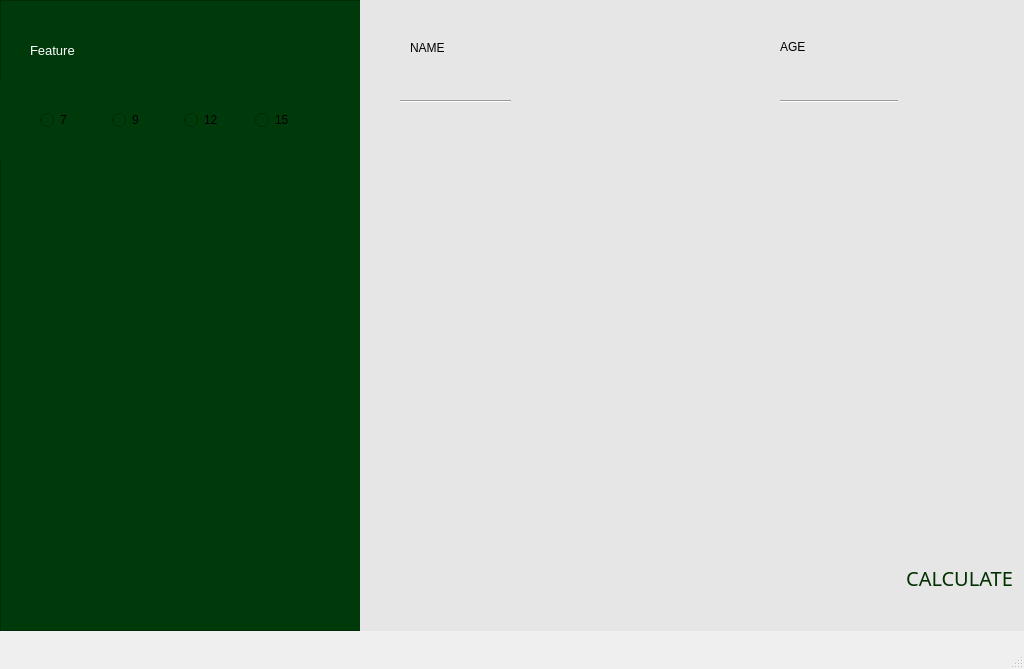
Before: the Qt Designer form UIDesign.ui in burakhotan/CapstoneProject, drawn with Qt 5.
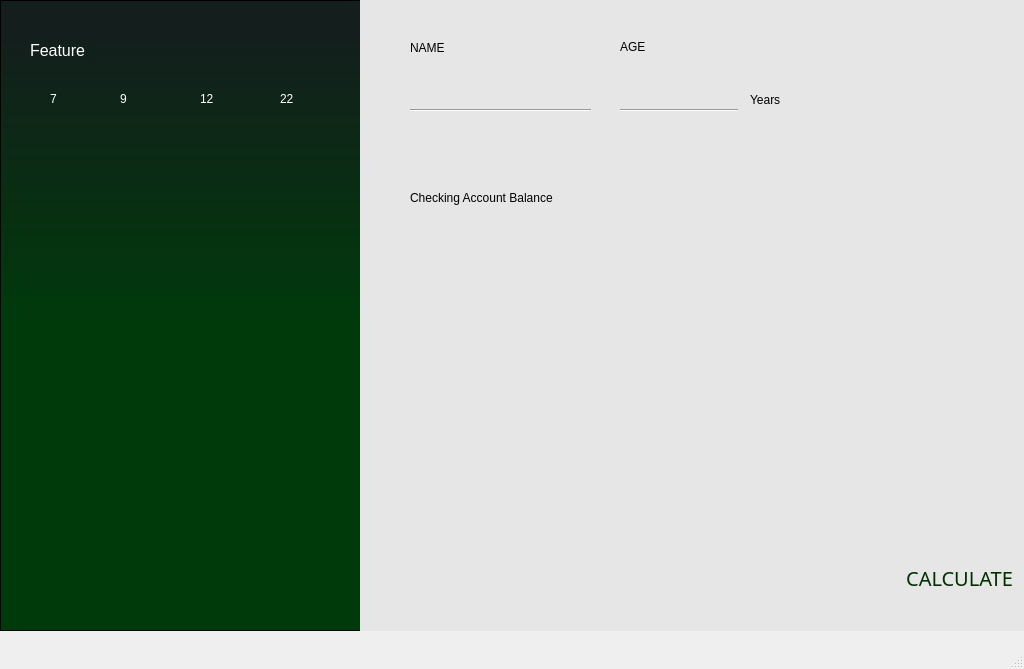
After: the same form once the commit is applied.

The edit to the form file:
```diff
--- a/UIDesign.ui
+++ b/UIDesign.ui
@@ -66,7 +66,7 @@
      <bool>false</bool>
     </property>
     <property name="styleSheet">
-     <string notr="true">background-color: rgb(0, 58, 11);</string>
+     <string notr="true">background-color:qlineargradient(spread:pad, x1:1, y1:0.511545, x2:1, y2:0.046, stop:0 rgba(0, 58, 11, 255), stop:1 rgba(20, 30, 29, 255))</string>
     </property>
     <property name="frameShape">
      <enum>QFrame::StyledPanel</enum>
@@ -79,73 +79,105 @@
       <rect>
        <x>30</x>
        <y>40</y>
-       <width>51</width>
+       <width>61</width>
        <height>21</height>
       </rect>
      </property>
      <property name="font">
       <font>
        <family>MS Shell Dlg 2</family>
-       <pointsize>10</pointsize>
+       <pointsize>12</pointsize>
        <weight>50</weight>
        <italic>false</italic>
        <bold>false</bold>
       </font>
      </property>
+     <property name="autoFillBackground">
+      <bool>false</bool>
+     </property>
      <property name="styleSheet">
       <string notr="true">color:rgb(255, 255, 255);
-font: 10pt &quot;MS Shell Dlg 2&quot;;
+font: 12pt &quot;MS Shell Dlg 2&quot;;
+background-color:rgb(18, 32, 28)
 </string>
      </property>
      <property name="text">
       <string>Feature</string>
      </property>
     </widget>
-    <widget class="QWidget" name="horizontalLayoutWidget">
+    <widget class="QRadioButton" name="radioButton_4">
      <property name="geometry">
       <rect>
-       <x>0</x>
-       <y>80</y>
-       <width>361</width>
-       <height>81</height>
+       <x>30</x>
+       <y>90</y>
+       <width>66</width>
+       <height>17</height>
       </rect>
      </property>
-     <layout class="QHBoxLayout" name="horizontalLayout">
-      <property name="leftMargin">
-       <number>40</number>
-      </property>
-      <property name="rightMargin">
-       <number>40</number>
-      </property>
-      <item>
-       <widget class="QRadioButton" name="radioButton_4">
-        <property name="text">
-         <string>7</string>
-        </property>
-       </widget>
-      </item>
-      <item>
-       <widget class="QRadioButton" name="radioButton_3">
-        <property name="text">
-         <string>9</string>
-        </property>
-       </widget>
-      </item>
-      <item>
-       <widget class="QRadioButton" name="radioButton_2">
-        <property name="text">
-         <string>12</string>
-        </property>
-       </widget>
-      </item>
-      <item>
-       <widget class="QRadioButton" name="radioButton">
-        <property name="text">
-         <string>15</string>
-        </property>
-       </widget>
-      </item>
-     </layout>
+     <property name="styleSheet">
+      <string notr="true">color:rgb(255, 255, 255);
+background-color:transparent</string>
+     </property>
+     <property name="text">
+      <string>7</string>
+     </property>
+    </widget>
+    <widget class="QRadioButton" name="radioButton_3">
+     <property name="geometry">
+      <rect>
+       <x>100</x>
+       <y>90</y>
+       <width>90</width>
+       <height>17</height>
+      </rect>
+     </property>
+     <property name="styleSheet">
+      <string notr="true">color:rgb(255, 255, 255);
+background-color:transparent</string>
+     </property>
+     <property name="text">
+      <string>9</string>
+     </property>
+    </widget>
+    <widget class="QRadioButton" name="radioButton_2">
+     <property name="geometry">
+      <rect>
+       <x>180</x>
+       <y>90</y>
+       <width>71</width>
+       <height>17</height>
+      </rect>
+     </property>
+     <property name="autoFillBackground">
+      <bool>false</bool>
+     </property>
+     <property name="styleSheet">
+      <string notr="true">color:rgb(255, 255, 255);
+background-color:transparent</string>
+     </property>
+     <property name="text">
+      <string>12</string>
+     </property>
+    </widget>
+    <widget class="QRadioButton" name="radioButton">
+     <property name="enabled">
+      <bool>true</bool>
+     </property>
+     <property name="geometry">
+      <rect>
+       <x>260</x>
+       <y>90</y>
+       <width>61</width>
+       <height>17</height>
+      </rect>
+     </property>
+     <property name="styleSheet">
+      <string notr="true">color:rgb(255, 255, 255);
+background-color:transparent</string>
+     </property>
+     <property name="text">
+      <string>22</string>
+     </property>
     </widget>
    </widget>
    <widget class="QFrame" name="frame_2">
@@ -216,7 +248,7 @@
     <widget class="QLabel" name="label_3">
      <property name="geometry">
       <rect>
-       <x>420</x>
+       <x>260</x>
        <y>40</y>
        <width>47</width>
        <height>13</height>
@@ -230,8 +262,8 @@
      <property name="geometry">
       <rect>
        <x>50</x>
-       <y>80</y>
-       <width>113</width>
+       <y>83</y>
+       <width>191</width>
        <height>20</height>
       </rect>
      </property>
@@ -245,8 +277,8 @@
     <widget class="QLineEdit" name="lineEdit_2">
      <property name="geometry">
       <rect>
-       <x>420</x>
-       <y>80</y>
+       <x>260</x>
+       <y>83</y>
        <width>113</width>
        <height>20</height>
       </rect>
@@ -261,10 +293,10 @@
     <widget class="Line" name="line">
      <property name="geometry">
       <rect>
-       <x>40</x>
+       <x>50</x>
        <y>100</y>
-       <width>111</width>
-       <height>3</height>
+       <width>181</width>
+       <height>20</height>
       </rect>
      </property>
      <property name="orientation">
@@ -274,16 +306,42 @@
     <widget class="Line" name="line_2">
      <property name="geometry">
       <rect>
-       <x>420</x>
+       <x>260</x>
        <y>100</y>
        <width>118</width>
-       <height>3</height>
+       <height>20</height>
       </rect>
      </property>
      <property name="orientation">
       <enum>Qt::Horizontal</enum>
      </property>
     </widget>
+    <widget class="QLabel" name="label_4">
+     <property name="geometry">
+      <rect>
+       <x>390</x>
+       <y>90</y>
+       <width>47</width>
+       <height>20</height>
+      </rect>
+     </property>
+     <property name="text">
+      <string>Years</string>
+     </property>
+    </widget>
+    <widget class="QLabel" name="label_5">
+     <property name="geometry">
+      <rect>
+       <x>50</x>
+       <y>190</y>
+       <width>201</width>
+       <height>16</height>
+      </rect>
+     </property>
+     <property name="text">
+      <string>Checking Account Balance</string>
+     </property>
+    </widget>
    </widget>
   </widget>
   <widget class="QMenuBar" name="menubar">
```
